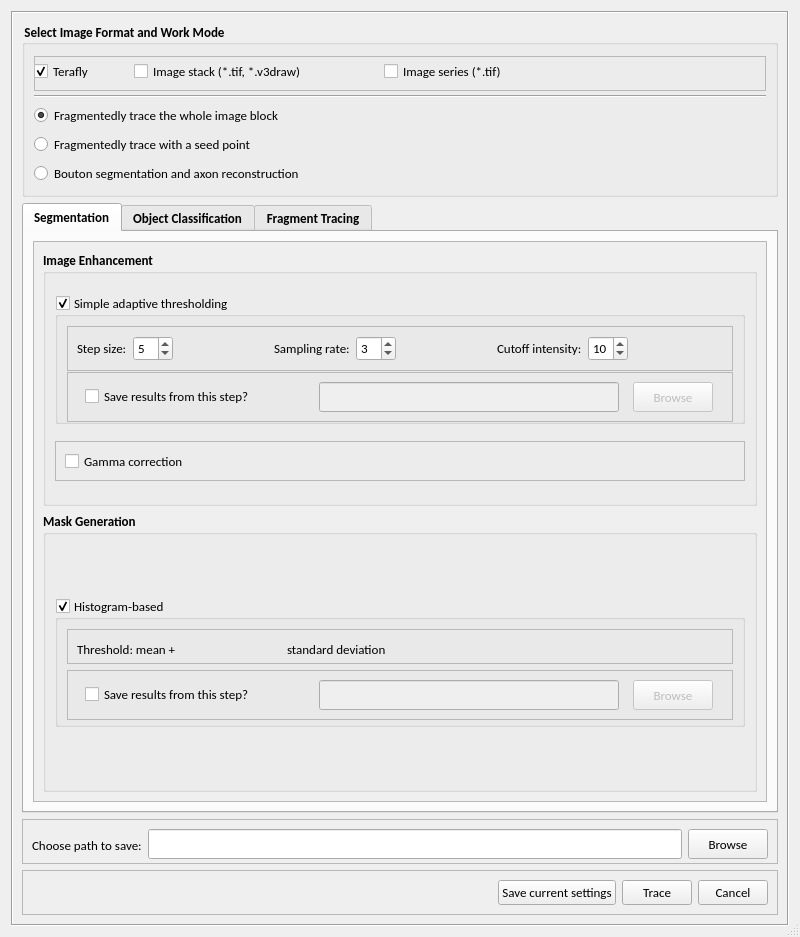
Qt form hackathon/MK/Fragmented_autoTrace/fragmentedTraceUI.ui (Vaa3D/vaa3d_tools) before a commit.
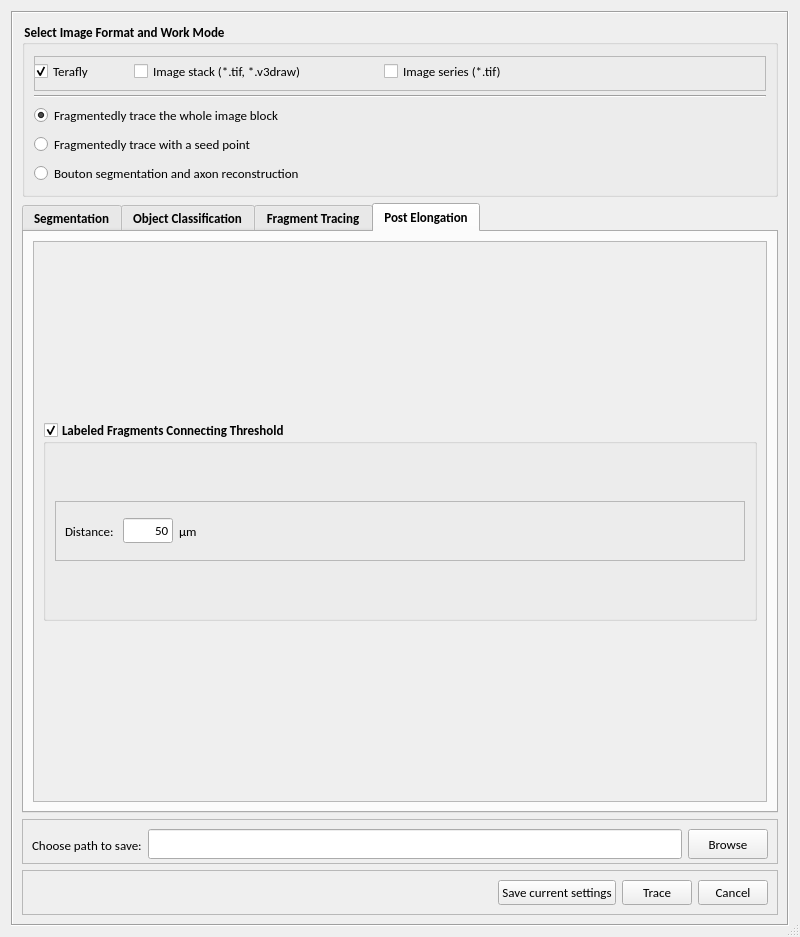
The same form after that commit. The open tabs and pages were chosen to show the change.

What changed in the file:
```diff
--- a/hackathon/MK/Fragmented_autoTrace/fragmentedTraceUI.ui
+++ b/hackathon/MK/Fragmented_autoTrace/fragmentedTraceUI.ui
@@ -1101,6 +1101,129 @@
           </item>
          </layout>
         </widget>
+        <widget class="QWidget" name="tab_4">
+         <attribute name="title">
+          <string>Post Elongation</string>
+         </attribute>
+         <layout class="QVBoxLayout" name="verticalLayout_10">
+          <item>
+           <widget class="QScrollArea" name="scrollArea_4">
+            <property name="widgetResizable">
+             <bool>true</bool>
+            </property>
+            <widget class="QWidget" name="scrollAreaWidgetContents_4">
+             <property name="geometry">
+              <rect>
+               <x>0</x>
+               <y>0</y>
+               <width>724</width>
+               <height>537</height>
+              </rect>
+             </property>
+             <layout class="QVBoxLayout" name="verticalLayout_16">
+              <item>
+               <widget class="QGroupBox" name="groupBox_5">
+                <property name="maximumSize">
+                 <size>
+                  <width>16777215</width>
+                  <height>200</height>
+                 </size>
+                </property>
+                <property name="title">
+                 <string>Labeled Fragments Connecting Threshold</string>
+                </property>
+                <property name="checkable">
+                 <bool>true</bool>
+                </property>
+                <layout class="QVBoxLayout" name="verticalLayout_17">
+                 <item>
+                  <widget class="QFrame" name="frame_13">
+                   <property name="maximumSize">
+                    <size>
+                     <width>16777215</width>
+                     <height>60</height>
+                    </size>
+                   </property>
+                   <property name="frameShape">
+                    <enum>QFrame::StyledPanel</enum>
+                   </property>
+                   <property name="frameShadow">
+                    <enum>QFrame::Raised</enum>
+                   </property>
+                   <layout class="QHBoxLayout" name="horizontalLayout_9">
+                    <item>
+                     <widget class="QLabel" name="label_6">
+                      <property name="font">
+                       <font>
+                        <weight>50</weight>
+                        <bold>false</bold>
+                       </font>
+                      </property>
+                      <property name="text">
+                       <string>Distance: </string>
+                      </property>
+                     </widget>
+                    </item>
+                    <item>
+                     <widget class="QLineEdit" name="lineEdit_4">
+                      <property name="maximumSize">
+                       <size>
+                        <width>50</width>
+                        <height>16777215</height>
+                       </size>
+                      </property>
+                      <property name="font">
+                       <font>
+                        <weight>50</weight>
+                        <bold>false</bold>
+                       </font>
+                      </property>
+                      <property name="text">
+                       <string>50</string>
+                      </property>
+                      <property name="alignment">
+                       <set>Qt::AlignRight|Qt::AlignTrailing|Qt::AlignVCenter</set>
+                      </property>
+                     </widget>
+                    </item>
+                    <item>
+                     <widget class="QLabel" name="label_7">
+                      <property name="font">
+                       <font>
+                        <weight>50</weight>
+                        <bold>false</bold>
+                       </font>
+                      </property>
+                      <property name="text">
+                       <string>µm</string>
+                      </property>
+                     </widget>
+                    </item>
+                    <item>
+                     <spacer name="horizontalSpacer_2">
+                      <property name="orientation">
+                       <enum>Qt::Horizontal</enum>
+                      </property>
+                      <property name="sizeHint" stdset="0">
+                       <size>
+                        <width>488</width>
+                        <height>20</height>
+                       </size>
+                      </property>
+                     </spacer>
+                    </item>
+                   </layout>
+                  </widget>
+                 </item>
+                </layout>
+               </widget>
+              </item>
+             </layout>
+            </widget>
+           </widget>
+          </item>
+         </layout>
+        </widget>
        </widget>
       </item>
       <item>
```
